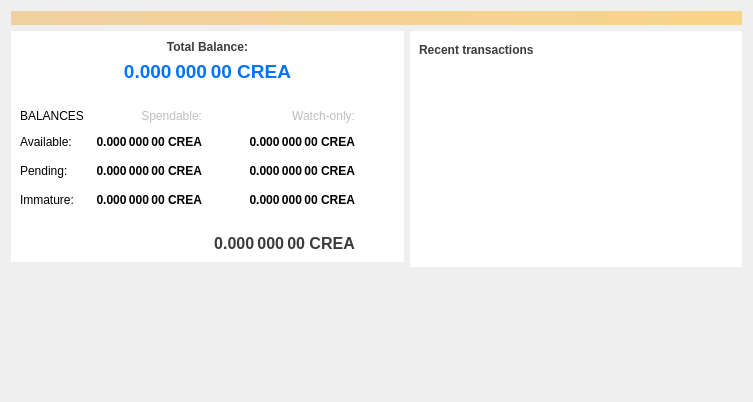
creativechain/creativechain-core, file src/qt/forms/overviewpage.ui: the form before one commit.
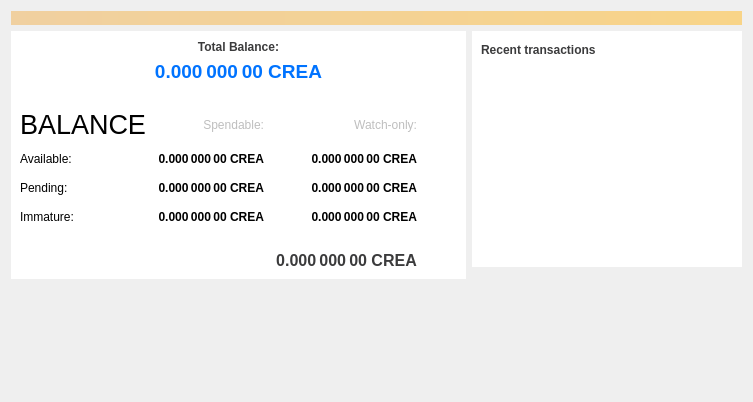
The form after the commit. Icons and pictures are not drawn.

Commit message: Actualización Interfaz

The edit to the form file:
```diff
--- a/src/qt/forms/overviewpage.ui
+++ b/src/qt/forms/overviewpage.ui
@@ -161,8 +161,13 @@
             </item>
             <item row="0" column="0">
              <widget class="QLabel" name="labelbalances">
+              <property name="font">
+               <font>
+                <pointsize>20</pointsize>
+               </font>
+              </property>
               <property name="text">
-               <string>BALANCES</string>
+               <string>BALANCE</string>
               </property>
              </widget>
             </item>
```
The commit also changes 4 other files.
